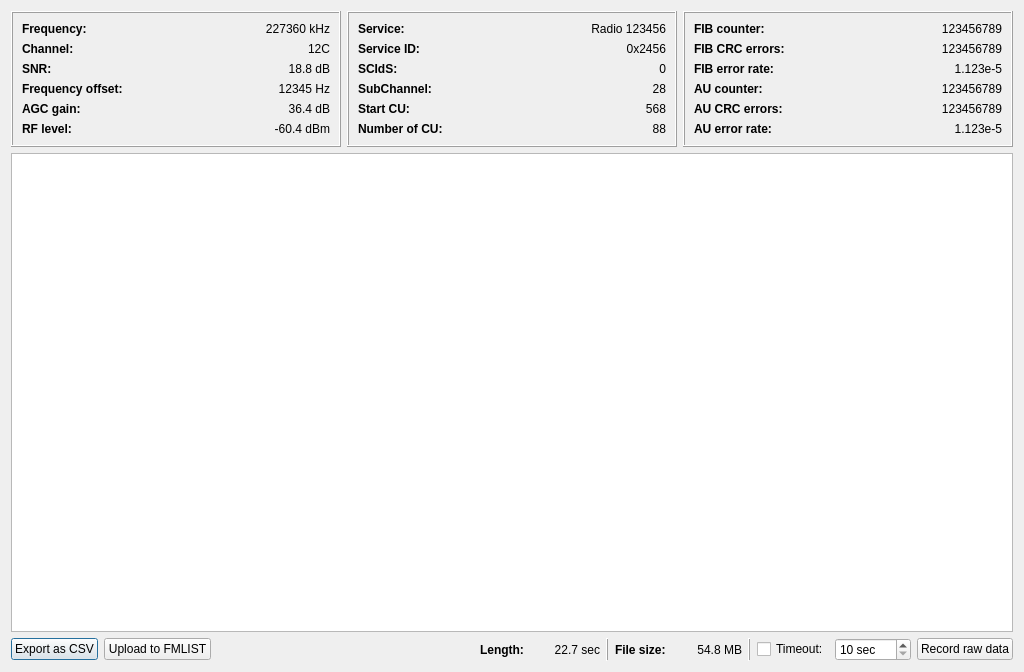
The window that gui/ensembleinfodialog.ui (KejPi/AbracaDABra) describes before a commit, drawn with Qt 5.
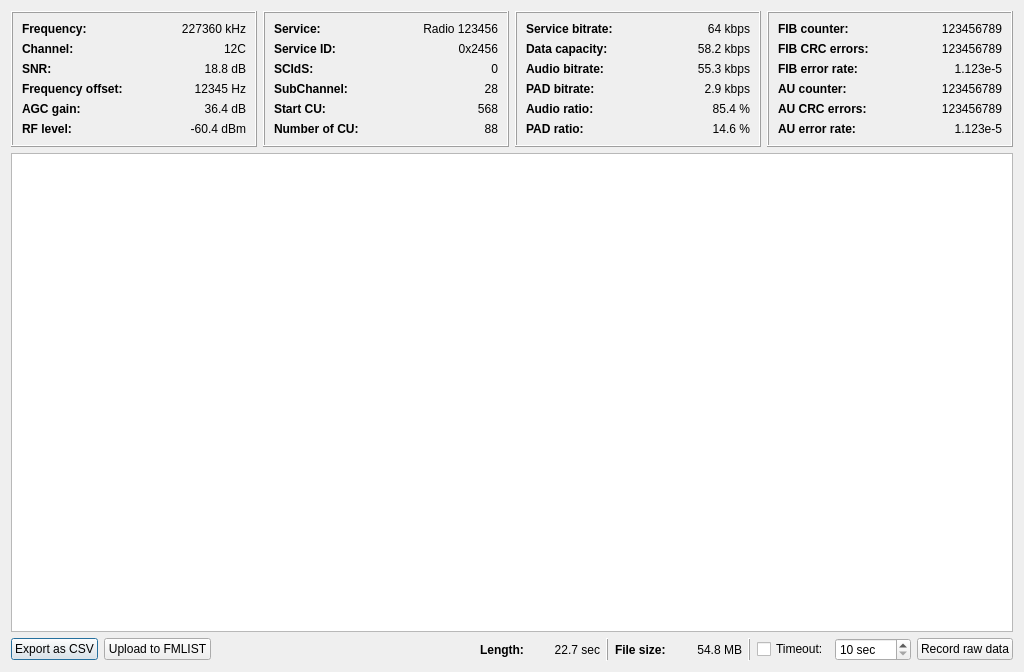
The same window after the commit.

Commit message: feat: Audio/PAD bitrate calculation

Diff of the .ui file:
```diff
--- a/gui/ensembleinfodialog.ui
+++ b/gui/ensembleinfodialog.ui
@@ -352,6 +352,174 @@
        </layout>
       </widget>
      </item>
+     <item>
+      <widget class="QFrame" name="FIBframe_2">
+       <property name="frameShape">
+        <enum>QFrame::Shape::Box</enum>
+       </property>
+       <property name="frameShadow">
+        <enum>QFrame::Shadow::Raised</enum>
+       </property>
+       <layout class="QVBoxLayout" name="verticalLayout_5">
+        <item>
+         <layout class="QHBoxLayout" name="horizontalLayout_24">
+          <item>
+           <widget class="QLabel" name="serviceBitrateLabel">
+            <property name="font">
+             <font>
+              <bold>true</bold>
+             </font>
+            </property>
+            <property name="text">
+             <string>Service bitrate:</string>
+            </property>
+           </widget>
+          </item>
+          <item>
+           <widget class="QLabel" name="serviceBitrate">
+            <property name="text">
+             <string notr="true">64 kbps</string>
+            </property>
+            <property name="alignment">
+             <set>Qt::AlignmentFlag::AlignRight|Qt::AlignmentFlag::AlignTrailing|Qt::AlignmentFlag::AlignVCenter</set>
+            </property>
+           </widget>
+          </item>
+         </layout>
+        </item>
+        <item>
+         <layout class="QHBoxLayout" name="horizontalLayout_25">
+          <item>
+           <widget class="QLabel" name="serviceCapacityLabel">
+            <property name="font">
+             <font>
+              <bold>true</bold>
+             </font>
+            </property>
+            <property name="text">
+             <string>Data capacity:</string>
+            </property>
+           </widget>
+          </item>
+          <item>
+           <widget class="QLabel" name="serviceCapacity">
+            <property name="text">
+             <string notr="true">58.2 kbps</string>
+            </property>
+            <property name="alignment">
+             <set>Qt::AlignmentFlag::AlignRight|Qt::AlignmentFlag::AlignTrailing|Qt::AlignmentFlag::AlignVCenter</set>
+            </property>
+           </widget>
+          </item>
+         </layout>
+        </item>
+        <item>
+         <layout class="QHBoxLayout" name="horizontalLayout_26">
+          <item>
+           <widget class="QLabel" name="audioBitrateLabel">
+            <property name="font">
+             <font>
+              <bold>true</bold>
+             </font>
+            </property>
+            <property name="text">
+             <string>Audio bitrate:</string>
+            </property>
+           </widget>
+          </item>
+          <item>
+           <widget class="QLabel" name="audioBitrate">
+            <property name="text">
+             <string notr="true">55.3 kbps</string>
+            </property>
+            <property name="alignment">
+             <set>Qt::AlignmentFlag::AlignRight|Qt::AlignmentFlag::AlignTrailing|Qt::AlignmentFlag::AlignVCenter</set>
+            </property>
+           </widget>
+          </item>
+         </layout>
+        </item>
+        <item>
+         <layout class="QHBoxLayout" name="horizontalLayout_27">
+          <item>
+           <widget class="QLabel" name="padBitrateLabel">
+            <property name="font">
+             <font>
+              <bold>true</bold>
+             </font>
+            </property>
+            <property name="text">
+             <string>PAD bitrate:</string>
+            </property>
+           </widget>
+          </item>
+          <item>
+           <widget class="QLabel" name="padBitrate">
+            <property name="text">
+             <string notr="true">2.9 kbps</string>
+            </property>
+            <property name="alignment">
+             <set>Qt::AlignmentFlag::AlignRight|Qt::AlignmentFlag::AlignTrailing|Qt::AlignmentFlag::AlignVCenter</set>
+            </property>
+           </widget>
+          </item>
+         </layout>
+        </item>
+        <item>
+         <layout class="QHBoxLayout" name="horizontalLayout_28">
+          <item>
+           <widget class="QLabel" name="audioRatioLabel">
+            <property name="font">
+             <font>
+              <bold>true</bold>
+             </font>
+            </property>
+            <property name="text">
+             <string>Audio ratio:</string>
+            </property>
+           </widget>
+          </item>
+          <item>
+           <widget class="QLabel" name="audioRatio">
+            <property name="text">
+             <string notr="true">85.4 %</string>
+            </property>
+            <property name="alignment">
+             <set>Qt::AlignmentFlag::AlignRight|Qt::AlignmentFlag::AlignTrailing|Qt::AlignmentFlag::AlignVCenter</set>
+            </property>
+           </widget>
+          </item>
+         </layout>
+        </item>
+        <item>
+         <layout class="QHBoxLayout" name="horizontalLayout_29">
+          <item>
+           <widget class="QLabel" name="padRatioLabel">
+            <property name="font">
+             <font>
+              <bold>true</bold>
+             </font>
+            </property>
+            <property name="text">
+             <string>PAD ratio:</string>
+            </property>
+           </widget>
+          </item>
+          <item>
+           <widget class="QLabel" name="padRatio">
+            <property name="text">
+             <string notr="true">14.6 %</string>
+            </property>
+            <property name="alignment">
+             <set>Qt::AlignmentFlag::AlignRight|Qt::AlignmentFlag::AlignTrailing|Qt::AlignmentFlag::AlignVCenter</set>
+            </property>
+           </widget>
+          </item>
+         </layout>
+        </item>
+       </layout>
+      </widget>
+     </item>
      <item>
       <widget class="QFrame" name="FIBframe">
        <property name="frameShape">
```
The commit also changes 5 other files.
